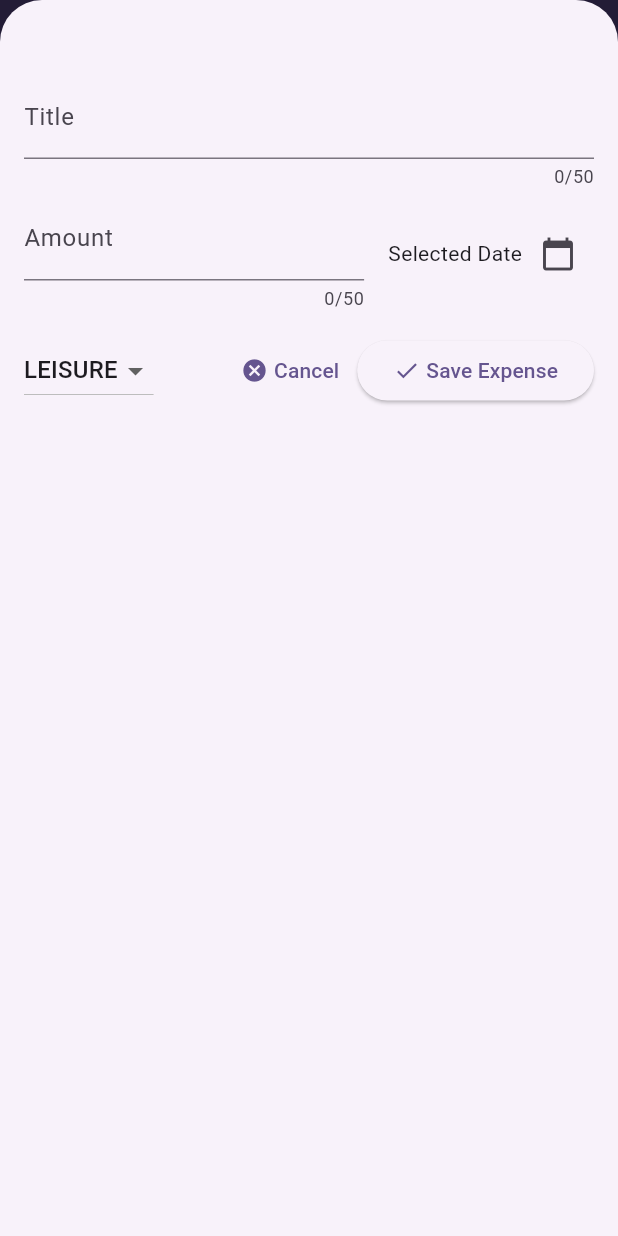
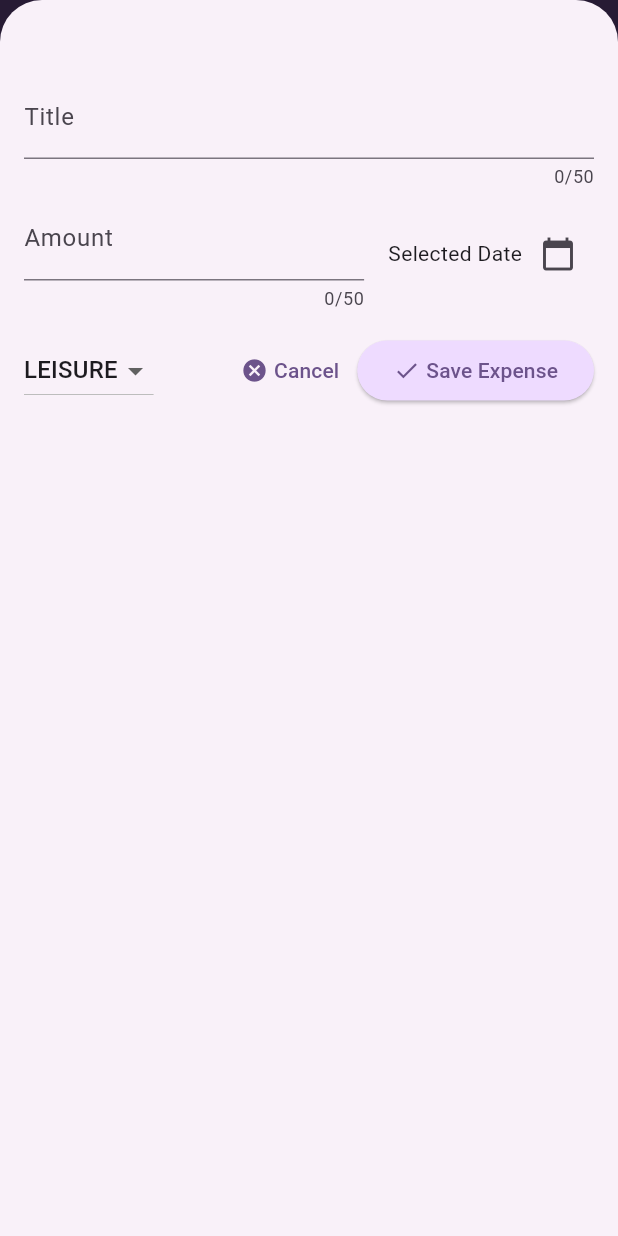
Before and after one commit to abhaybissa31/flutter_expense_tracker, a Flutter app: the screen it shows after launch, after a tap on the "add" icon, on a phone screen of 412 x 824 dp. Run offline on Flutter 3.47's test engine with Material 3 defaults, Android fonts, the phone set to English and light mode, and no system bars.

Commit message:
All ui done

```diff
--- a/lib/main.dart
+++ b/lib/main.dart
@@ -1,18 +1,52 @@
 import 'package:expense_tracker/widgets/expenses.dart';
 import 'package:flutter/material.dart';
 
-var kColorScheme = ColorScheme.fromSeed(seedColor: Color.fromARGB(255, 96, 59, 181));
+var kColorScheme =
+    ColorScheme.fromSeed(seedColor: Color.fromARGB(255, 100, 23, 177));
 
+
+var darkColorScheme =  ColorScheme.fromSeed(brightness: Brightness.dark,seedColor: Color.fromARGB(255, 5, 99, 125));
 void main() {
   runApp(
-     MaterialApp(
+    MaterialApp(
       home: const Expenses(),
+      darkTheme: ThemeData.dark().copyWith(
+        colorScheme: darkColorScheme,
+        cardTheme: CardTheme().copyWith(
+          color: darkColorScheme.secondaryContainer,
+          margin: const EdgeInsets.symmetric(horizontal: 16, vertical: 8),
+        ),
+        elevatedButtonTheme: ElevatedButtonThemeData(
+          style: ElevatedButton.styleFrom(
+              backgroundColor: darkColorScheme.primaryContainer,
+              foregroundColor: darkColorScheme.onPrimaryContainer,
+
+              ),
+
+        ),
+
+      ),
       theme: ThemeData().copyWith(
         colorScheme: kColorScheme,
         appBarTheme: const AppBarTheme().copyWith(
-          backgroundColor: kColorScheme.onPrimaryContainer,
-          foregroundColor: kColorScheme.primaryContainer
-        )
+            backgroundColor: kColorScheme.onPrimaryContainer,
+            foregroundColor: kColorScheme.primaryContainer
+            ),
+        cardTheme: CardTheme().copyWith(
+          color: kColorScheme.secondaryContainer,
+          margin: const EdgeInsets.symmetric(horizontal: 16, vertical: 8),
+        ),
+        elevatedButtonTheme: ElevatedButtonThemeData(
+          style: ElevatedButton.styleFrom(
+              backgroundColor: kColorScheme.primaryContainer),
+        ),
+        textTheme: ThemeData().textTheme.copyWith(
+          titleLarge: TextStyle(
+            fontWeight: FontWeight.bold,
+            color: kColorScheme.onPrimaryContainer,
+            fontSize: 18
+          )
+        ),
       ),
     ),
   );
--- a/lib/models/expensemodel.dart
+++ b/lib/models/expensemodel.dart
@@ -29,3 +29,23 @@ class ExpenseModel{
     return formatter.format(date);
   }
 }
+
+class ExpenseBucket{
+  ExpenseBucket({required this.category,required this.expenseBucketExpenses});
+
+  ExpenseBucket.forCategory(List<ExpenseModel> allExpenses, this.category )
+  : expenseBucketExpenses = allExpenses.where((expense) => expense.category == category).toList();
+
+  final Category category;
+  final List<ExpenseModel> expenseBucketExpenses;
+
+  double get totalExpense{
+    double sum = 0;
+
+    for(final expenses in expenseBucketExpenses){
+      sum += expenses.amount;
+    }
+
+    return sum;
+  }
+}
--- /dev/null
+++ b/lib/widgets/chart/chart.dart
@@ -0,0 +1,96 @@
+
+import 'package:expense_tracker/models/expensemodel.dart';
+import 'package:expense_tracker/widgets/chart/chart_bar.dart';
+import 'package:flutter/material.dart';
+
+class Chart extends StatelessWidget {
+  const Chart({super.key, required this.expenses});
+
+  final List<ExpenseModel> expenses;
+
+  List<ExpenseBucket> get buckets {
+    return [
+      ExpenseBucket.forCategory(expenses, Category.food),
+      ExpenseBucket.forCategory(expenses, Category.leisure),
+      ExpenseBucket.forCategory(expenses, Category.travel),
+      ExpenseBucket.forCategory(expenses, Category.work),
+      ExpenseBucket.forCategory(expenses, Category.misc),
+    ];
+  }
+
+  double get maxTotalExpense {
+    double maxTotalExpense = 0;
+
+    for (final bucket in buckets) {
+      if (bucket.totalExpense > maxTotalExpense) {
+        maxTotalExpense = bucket.totalExpense;
+      }
+    }
+
+    return maxTotalExpense;
+  }
+
+  @override
+  Widget build(BuildContext context) {
+    final isDarkMode =
+        MediaQuery.of(context).platformBrightness == Brightness.dark;
+    return Container(
+      margin: const EdgeInsets.all(16),
+      padding: const EdgeInsets.symmetric(
+        vertical: 16,
+        horizontal: 8,
+      ),
+      width: double.infinity,
+      height: 180,
+      decoration: BoxDecoration(
+        borderRadius: BorderRadius.circular(8),
+        gradient: LinearGradient(
+          colors: [
+            Theme.of(context).colorScheme.primary.withOpacity(0.3),
+            Theme.of(context).colorScheme.primary.withOpacity(0.0)
+          ],
+          begin: Alignment.bottomCenter,
+          end: Alignment.topCenter,
+        ),
+      ),
+      child: Column(
+        children: [
+          Expanded(
+            child: Row(
+              crossAxisAlignment: CrossAxisAlignment.end,
+              children: [
+                for (final bucket in buckets) // alternative to map()
+                  ChartBar(
+                    fill: bucket.totalExpense == 0
+                        ? 0
+                        : bucket.totalExpense / maxTotalExpense,
+                  )
+              ],
+            ),
+          ),
+          const SizedBox(height: 12),
+          Row(
+            children: buckets
+                .map(
+                  (bucket) => Expanded(
+                    child: Padding(
+                      padding: const EdgeInsets.symmetric(horizontal: 4),
+                      child: Icon(
+                        categoryIcons[bucket.category],
+                        color: isDarkMode
+                            ? Theme.of(context).colorScheme.secondary
+                            : Theme.of(context)
+                                .colorScheme
+                                .primary
+                                .withOpacity(0.7),
+                      ),
+                    ),
+                  ),
+                )
+                .toList(),
+          )
+        ],
+      ),
+    );
+  }
+}
--- /dev/null
+++ b/lib/widgets/chart/chart_bar.dart
@@ -0,0 +1,34 @@
+import 'package:flutter/material.dart';
+
+class ChartBar extends StatelessWidget {
+  const ChartBar({
+    super.key,
+    required this.fill,
+  });
+
+  final double fill;
+
+  @override
+  Widget build(BuildContext context) {
+    final isDarkMode =
+        MediaQuery.of(context).platformBrightness == Brightness.dark;
+    return Expanded(
+      child: Padding(
+        padding: const EdgeInsets.symmetric(horizontal: 4),
+        child: FractionallySizedBox(
+          heightFactor: fill,
+          child: DecoratedBox(
+            decoration: BoxDecoration(
+              shape: BoxShape.rectangle,
+              borderRadius:
+                  const BorderRadius.vertical(top: Radius.circular(8)),
+              color: isDarkMode
+                  ? Theme.of(context).colorScheme.secondary
+                  : Theme.of(context).colorScheme.primary.withOpacity(0.65),
+            ),
+          ),
+        ),
+      ),
+    );
+  }
+}
--- a/lib/widgets/expenses.dart
+++ b/lib/widgets/expenses.dart
@@ -1,5 +1,6 @@
 import 'package:expense_tracker/models/expensemodel.dart';
 import 'package:expense_tracker/widgets/add_expense_modal.dart';
+import 'package:expense_tracker/widgets/chart/chart.dart';
 import 'package:expense_tracker/widgets/expenses_list/expenses_list.dart';
 import 'package:flutter/material.dart';
 
@@ -38,11 +39,12 @@ class _ExpensesState extends State<Expenses> {
       _registeredExpenses.remove(expense);
     });
     ScaffoldMessenger.of(context).clearSnackBars();
-    ScaffoldMessenger.of(context).showSnackBar(
-      SnackBar(
+    ScaffoldMessenger.of(context).showSnackBar(SnackBar(
       duration: const Duration(seconds: 3),
       content: const Text('Expense Deleted'),
-        action: SnackBarAction(label: 'Undo', onPressed: (){
+      action: SnackBarAction(
+          label: 'Undo',
+          onPressed: () {
             setState(() {
               _registeredExpenses.insert(expensesIndex, expense);
             });
@@ -61,16 +63,12 @@ class _ExpensesState extends State<Expenses> {
         isScrollControlled: true);
   }
 
-
-
-
   @override
-
   Widget build(BuildContext context) {
     Widget startingMessage = const Center(
       child: Text("No expense found. Try adding some"),
     );
-   if(_registeredExpenses.isNotEmpty){
+    if (_registeredExpenses.isNotEmpty) {
       startingMessage = ExpensesList(
         expenses: _registeredExpenses,
         onRemoveExpense: _removeExpense,
@@ -91,10 +89,8 @@ class _ExpensesState extends State<Expenses> {
       ),
       body: Column(
         children: [
-          const Text("The Chart"),
-          Expanded(
-              child:startingMessage
-              ),
+          Chart(expenses: _registeredExpenses),
+          Expanded(child: startingMessage),
         ],
       ),
     );
```
Lines whose indentation alone changed are shown as unchanged.
